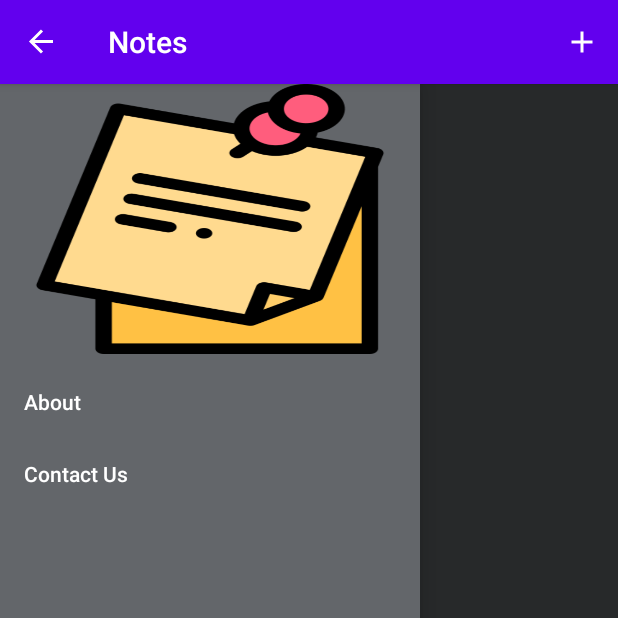
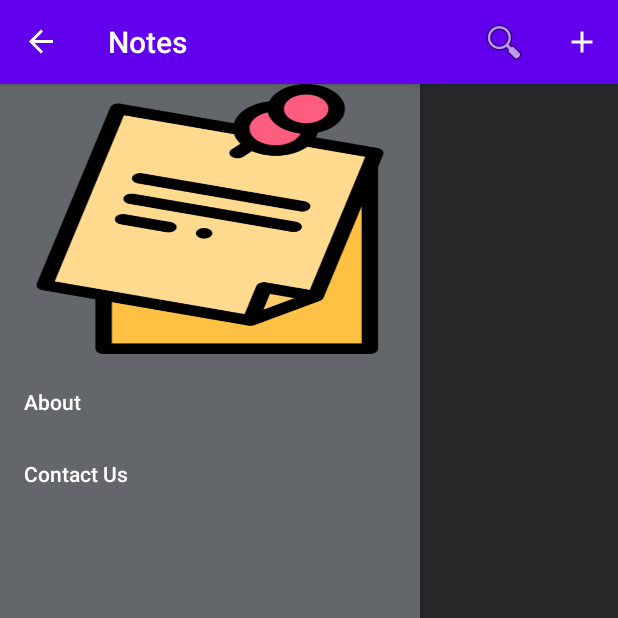
Before and after one commit to agr-shubham/NotesApp, an Android app: the screen it shows after launch (MainActivity), with the side drawer open, on a phone screen of 412 x 824 dp, the top half of it. Run offline under Robolectric (Android 15) with nearby library versions, the phone set to English and light mode, and no system bars; our stand-ins replace Room's generated code.

Commit message:
replaced about us activity with  fragment and search freature

```diff
--- a/app/src/main/AndroidManifest.xml
+++ b/app/src/main/AndroidManifest.xml
@@ -22,10 +22,6 @@
                 <category android:name="android.intent.category.LAUNCHER" />
             </intent-filter>
         </activity>
-        <activity
-            android:name=".UI.activities.AboutUsActivity"
-            android:exported="false"
-            android:parentActivityName=".UI.activities.MainActivity" />
     </application>
 
 </manifest>
--- a/app/src/main/java/com/shubham/notes/UI/activities/adapters/ListNotesAdapter.kt
+++ b/app/src/main/java/com/shubham/notes/UI/activities/adapters/ListNotesAdapter.kt
@@ -19,7 +19,16 @@ class ListNotesAdapter() : RecyclerView.Adapter<ListNotesAdapter.ViewHolder>(){
 
     private var mContext: Context? = null
 
-    private val notes = ArrayList<Notes>()
+    private var notes = ArrayList<Notes>()
+
+    fun filterList(filterllist: ArrayList<Notes>) {
+        // below line is to add our filtered
+        // list in our course array list.
+        notes = filterllist
+        // below line is to notify our adapter
+        // as change in recycler view data.
+        notifyDataSetChanged()
+    }
 
     fun getNotesSize():Int{
         return notes.size
--- a/app/src/main/java/com/shubham/notes/UI/activities/fragments/EditNoteFragment.kt
+++ b/app/src/main/java/com/shubham/notes/UI/activities/fragments/EditNoteFragment.kt
@@ -94,9 +94,7 @@ class EditNoteFragment(var id:Long = 0L) : Fragment() {
     }
 
     private fun deleteButton() {
-        if((activity as MainActivity).deleteButton(currentNote!!) )
-            (activity as MainActivity).loadListNotesFragment()
-
+        (activity as MainActivity).deleteButton(currentNote!!)
     }
 
     fun autoSave(){
--- a/app/src/main/java/com/shubham/notes/UI/activities/fragments/NotesListFragment.kt
+++ b/app/src/main/java/com/shubham/notes/UI/activities/fragments/NotesListFragment.kt
@@ -2,22 +2,22 @@ package com.shubham.notes.UI.activities.fragments
 
 import android.os.Bundle
 import android.view.*
+import android.widget.Toast
+import androidx.appcompat.widget.SearchView
 import androidx.fragment.app.Fragment
-import androidx.activity.viewModels
 import androidx.recyclerview.widget.DividerItemDecoration
 import androidx.recyclerview.widget.LinearLayoutManager
 import com.shubham.notes.R
 import com.shubham.notes.UI.activities.MainActivity
-import com.shubham.notes.UI.activities.NotesApplication
 import com.shubham.notes.UI.activities.adapters.ListNotesAdapter
-import com.shubham.notes.UI.activities.dao.NotesViewModel
-import com.shubham.notes.UI.activities.dao.NotesViewModelFactory
 import com.shubham.notes.UI.activities.entity.Notes
 import com.shubham.notes.databinding.FragmentNotesListBinding
+import java.util.*
 
 
 class NotesListFragment : Fragment() {
 
+    var notes:ArrayList<Notes> = ArrayList()
 
     val adapter =  ListNotesAdapter();
     private lateinit var binding : FragmentNotesListBinding;
@@ -62,14 +62,53 @@ class NotesListFragment : Fragment() {
         }
     }
 
-    fun updateAdapterList(notes:List<Notes>){
-        adapter.updateList(notes)
+    fun updateAdapterList(notesArg:List<Notes>){
+        this.notes= notesArg as ArrayList<Notes>
+        adapter.updateList(notesArg)
         checkNoNotes()
-
     }
 
     override fun onCreateOptionsMenu(menu: Menu, inflater: MenuInflater) {
         inflater.inflate(R.menu.menu_list_notes_page,menu)
+
+        // getting search view of our item.
+        // below line is to get our menu item.
+        val searchItem: MenuItem = menu.findItem(R.id.actionSearch)
+
+        // getting search view of our item.
+        val searchView: SearchView = searchItem.getActionView() as SearchView
+
+        // below line is to call set on query text listener method.
+        searchView.setOnQueryTextListener(object : SearchView.OnQueryTextListener {
+            override fun onQueryTextSubmit(query: String): Boolean {
+                return false
+            }
+
+            override fun onQueryTextChange(newText: String): Boolean {
+                // inside on query text change method we are
+                // calling a method to filter our recycler view.
+                filter(newText)
+                return false
+            }
+        })
+    }
+
+    private fun filter(text: String) {
+        // creating a new array list to filter our data.
+        val filteredlist: ArrayList<Notes> = ArrayList()
+
+        // running a for loop to compare elements.
+        for (item in notes) {
+            // checking if the entered string matched with any item of our recycler view.
+            if (item.title.toLowerCase().contains(text.lowercase(Locale.getDefault())) ||
+                item.note.toLowerCase().contains(text.lowercase(Locale.getDefault()))) {
+                // if the item is matched we are
+                // adding it to our filtered list.
+                filteredlist.add(item)
+            }
+        }
+            adapter.filterList(filteredlist)
+            checkNoNotes()
     }
 
     override fun onOptionsItemSelected(item: MenuItem): Boolean {
--- a/app/src/main/res/menu/menu_list_notes_page.xml
+++ b/app/src/main/res/menu/menu_list_notes_page.xml
@@ -5,9 +5,17 @@
     tools:context=".UI.activities.MainActivity"
     >
     <item
+        android:id="@+id/actionSearch"
+        android:icon="@android:drawable/ic_menu_search"
+        android:title="Search"
+        app:actionViewClass="androidx.appcompat.widget.SearchView"
+        app:showAsAction="ifRoom|collapseActionView" />
+
+    <item
         android:title="New Note"
         android:id="@+id/new_note"
         android:icon="@drawable/ic_baseline_add_24"
         app:showAsAction="always" />
 
+
 </menu>
```
Also changed, not shown: app/src/main/java/com/shubham/notes/UI/activities/AboutUsActivity.kt (deleted, +0 -12 lines), app/src/main/java/com/shubham/notes/UI/activities/MainActivity.kt (+17 -10 lines), app/src/main/java/com/shubham/notes/UI/activities/fragments/AboutUsFragment.kt (added, +24 -0 lines), app/src/main/res/layout/fragment_about_us.xml (renamed from app/src/main/res/layout/activity_about_us.xml, +4 -7 lines).
